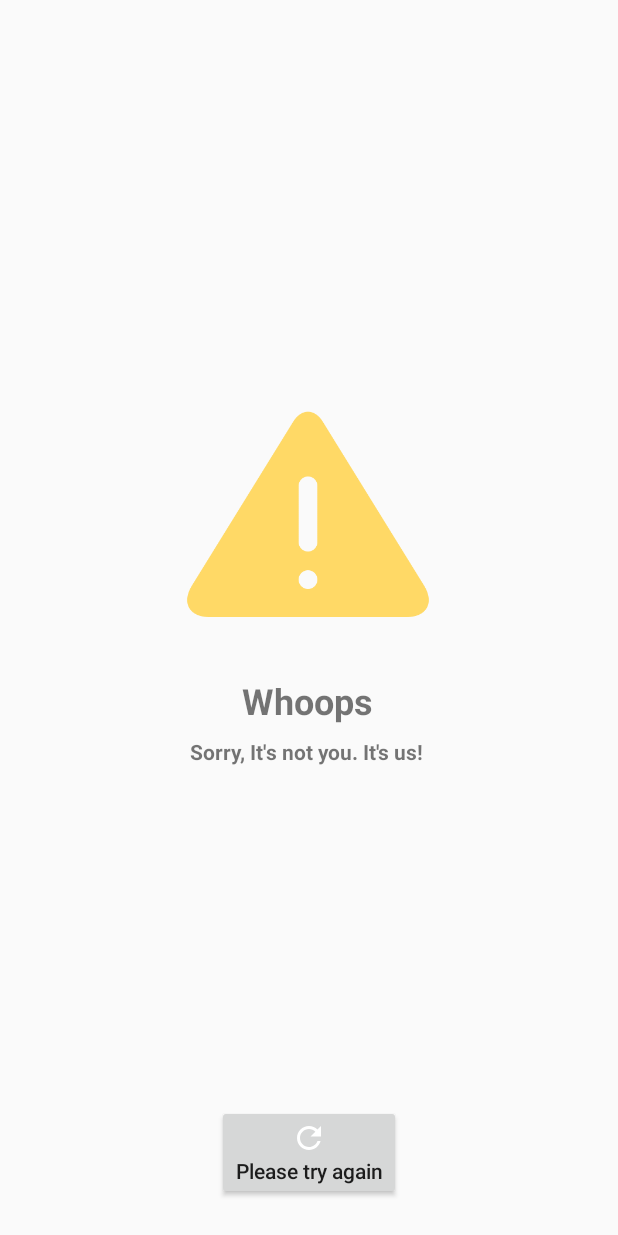
After one commit to wellingtonasilva/simple-survey, an Android app: the layout lay_health_status_fragment.xml on its own in the app's theme, with its tools: preview values and no code run, on a phone screen of 412 x 824 dp. The commit adds this screen. Run offline under Robolectric (Android 15) with nearby library versions, the phone set to English and light mode, and no system bars; network calls fail.

Commit message:
Implementation Health Activity

```diff
--- a/app/src/main/AndroidManifest.xml
+++ b/app/src/main/AndroidManifest.xml
@@ -19,6 +19,8 @@
                 <category android:name="android.intent.category.LAUNCHER" />
             </intent-filter>
         </activity>
+
+        <activity android:name=".features.health.HealthStatusActivity" />
     </application>
 
 </manifest>
--- /dev/null
+++ b/app/src/main/res/drawable/ic_refresh.xml
@@ -0,0 +1,5 @@
+<vector android:height="24dp" android:tint="#FFFFFF"
+    android:viewportHeight="24.0" android:viewportWidth="24.0"
+    android:width="24dp" xmlns:android="http://schemas.android.com/apk/res/android">
+    <path android:fillColor="#FF000000" android:pathData="M17.65,6.35C16.2,4.9 14.21,4 12,4c-4.42,0 -7.99,3.58 -7.99,8s3.57,8 7.99,8c3.73,0 6.84,-2.55 7.73,-6h-2.08c-0.82,2.33 -3.04,4 -5.65,4 -3.31,0 -6,-2.69 -6,-6s2.69,-6 6,-6c1.66,0 3.14,0.69 4.22,1.78L13,11h7V4l-2.35,2.35z"/>
+</vector>
--- /dev/null
+++ b/app/src/main/res/layout/lay_health_status_fragment.xml
@@ -0,0 +1,69 @@
+<?xml version="1.0" encoding="utf-8"?>
+<androidx.constraintlayout.widget.ConstraintLayout
+    xmlns:android="http://schemas.android.com/apk/res/android"
+    xmlns:app="http://schemas.android.com/apk/res-auto"
+    xmlns:tools="http://schemas.android.com/tools" android:layout_width="match_parent"
+    android:layout_height="match_parent"
+    android:orientation="vertical"
+    >
+
+    <ImageView
+        android:id="@+id/imageView"
+        android:layout_width="200dp"
+        android:layout_height="200dp"
+        android:layout_marginLeft="8dp"
+        android:layout_marginRight="8dp"
+        app:layout_constraintBottom_toBottomOf="parent"
+        app:layout_constraintHorizontal_bias="0.497"
+        app:layout_constraintLeft_toLeftOf="parent"
+        app:layout_constraintRight_toRightOf="parent"
+        app:layout_constraintTop_toTopOf="parent"
+        app:layout_constraintVertical_bias="0.389"
+        app:srcCompat="@drawable/ic_warning"
+        tools:visibility="visible" />
+
+    <TextView
+        android:id="@+id/txtSorry"
+        android:layout_width="wrap_content"
+        android:layout_height="wrap_content"
+        android:layout_marginStart="8dp"
+        android:layout_marginTop="8dp"
+        android:layout_marginEnd="8dp"
+        android:text="@string/app_whoops"
+        android:textAlignment="center"
+        android:textSize="24sp"
+        android:textStyle="bold"
+        app:layout_constraintEnd_toEndOf="parent"
+        app:layout_constraintHorizontal_bias="0.496"
+        app:layout_constraintStart_toStartOf="parent"
+        app:layout_constraintTop_toBottomOf="@+id/imageView" />
+
+    <TextView
+        android:id="@+id/textView"
+        android:layout_width="wrap_content"
+        android:layout_height="wrap_content"
+        android:layout_marginStart="8dp"
+        android:layout_marginTop="8dp"
+        android:layout_marginEnd="8dp"
+        android:text="@string/app_sorry"
+        android:textAlignment="center"
+        android:textSize="14sp"
+        android:textStyle="bold"
+        app:layout_constraintEnd_toEndOf="parent"
+        app:layout_constraintHorizontal_bias="0.493"
+        app:layout_constraintStart_toStartOf="parent"
+        app:layout_constraintTop_toBottomOf="@+id/txtSorry" />
+
+    <Button
+        android:id="@+id/btnPleaseTryAgain"
+        android:layout_width="wrap_content"
+        android:layout_height="wrap_content"
+        android:layout_marginBottom="24dp"
+        android:text="@string/app_please_try_again"
+        android:drawableTop="@drawable/ic_refresh"
+        app:layout_constraintBottom_toBottomOf="parent"
+        app:layout_constraintEnd_toEndOf="parent"
+        app:layout_constraintStart_toStartOf="parent"
+        android:textAllCaps="false"
+        />
+</androidx.constraintlayout.widget.ConstraintLayout>
--- a/app/src/main/res/values/strings.xml
+++ b/app/src/main/res/values/strings.xml
@@ -1,4 +1,7 @@
 <resources>
     <string name="app_name">SimpleSurvey</string>
     <string name="app_checking_server_health">Checking server health</string>
+    <string name="app_whoops">Whoops</string>
+    <string name="app_sorry">Sorry, It\'s not you. It\'s us!</string>
+    <string name="app_please_try_again">Please try again</string>
 </resources>
```
Also changed, not shown: app/src/main/java/br/com/wsilva/simplesurvey/features/health/HealthStatusActivity.kt (+23 -0 lines), app/src/main/java/br/com/wsilva/simplesurvey/features/health/HealthStatusContract.kt (added, +16 -0 lines), app/src/main/java/br/com/wsilva/simplesurvey/features/health/HealthStatusFragment.kt (+45 -1 lines), app/src/main/java/br/com/wsilva/simplesurvey/features/health/HealthStatusPresenter.kt (added, +49 -0 lines), app/src/main/java/br/com/wsilva/simplesurvey/features/health/di/HealthStatusComponent.kt (added, +10 -0 lines), app/src/main/java/br/com/wsilva/simplesurvey/features/health/di/HealthStatusModule.kt (added, +23 -0 lines), app/src/main/java/br/com/wsilva/simplesurvey/features/splash/SplashFragment.kt (+9 -1 lines), app/src/main/res/drawable-nodpi/ic_warning.png (added).
